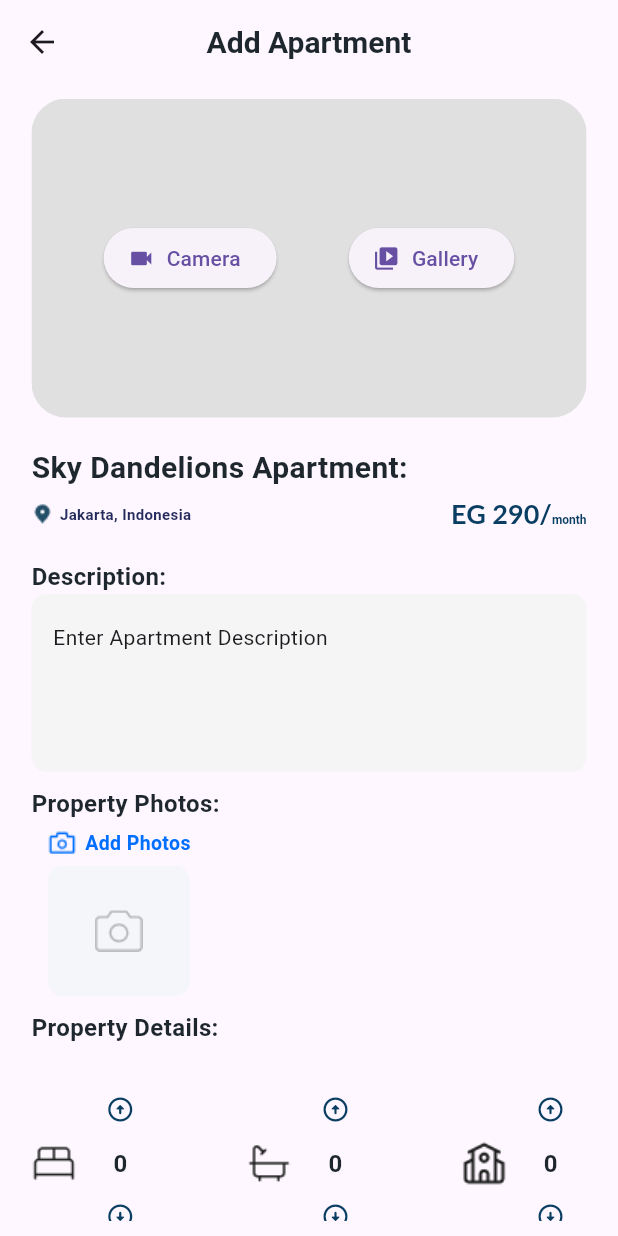
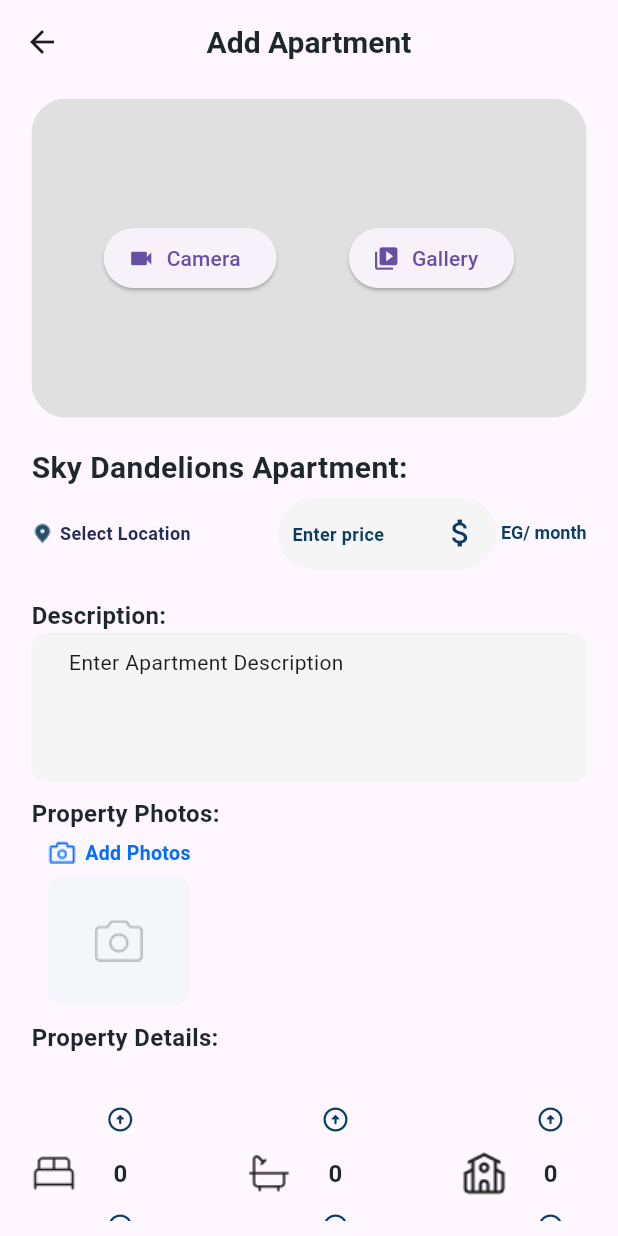
Before and after one commit to samersad/sokon, a Flutter app: the AddApartment screen opened by its route, on a phone screen of 412 x 824 dp. Run offline on Flutter 3.47's test engine with Material 3 defaults, Android fonts, the light colour scheme and no system bars; drawn by our look-alikes of auto_size_text; our stand-ins replace animated_bottom_navigation_bar, flutter_screenutil, fluttertoast, geocoding, geolocator, google_maps_flutter and 6 more; Roboto replaces fonts that are missing (Lato, Montserrat, Poppins).

Commit message:
edit add apartment

```diff
--- a/lib/core/utils/app_assets.dart
+++ b/lib/core/utils/app_assets.dart
@@ -39,6 +39,7 @@ class AppAssets{
   static const String avatar = 'assets/images/avatar.png';
   static const String callIcon = 'assets/images/callIcon.png';
   static const String messageIcon = 'assets/images/messageIcon.png';
+  static const String moneySine = 'assets/images/moneySine.png';
 
 
 
--- a/lib/core/utils/app_routes.dart
+++ b/lib/core/utils/app_routes.dart
@@ -7,6 +7,7 @@ class AppRoutes {
   static String forgetPassword2Route = "forget_Password2";
   static String addApartmentRoute = "add_apartment";
   static String apartmentDetailsRoute = "apartment_details";
+  static String locationPickerRoute = "location_picker";
 
 
 }
--- a/lib/features/ui/pages/add_apartment/add_apartment.dart
+++ b/lib/features/ui/pages/add_apartment/add_apartment.dart
@@ -1,11 +1,13 @@
 import 'dart:io';
 
+import 'package:auto_size_text/auto_size_text.dart';
 import 'package:flutter/material.dart';
 import 'package:flutter_screenutil/flutter_screenutil.dart';
 import 'package:image_picker/image_picker.dart';
 import 'package:permission_handler/permission_handler.dart';
 import 'package:photo_view/photo_view.dart';
 import 'package:photo_view/photo_view_gallery.dart';
+import 'package:provider/provider.dart';
 import 'package:readmore/readmore.dart';
 import 'package:sokon/features/ui/widgets/custom_elevated_buttom.dart';
 import 'package:video_player/video_player.dart';
@@ -13,6 +15,7 @@ import 'package:video_player/video_player.dart';
 import 'package:sokon/core/utils/app_colors.dart';
 import 'package:sokon/core/utils/app_styles.dart';
 
+import '../../../../core/cache/provider/location_provider.dart';
 import '../../../../core/utils/app_assets.dart';
 import '../../../../core/utils/app_routes.dart';
 import '../../widgets/alert_dialog_utils.dart';
@@ -37,11 +40,19 @@ class _AddApartmentState extends State<AddApartment> {
   int bathrooms = 0;
   int livingRooms = 0;
   TextEditingController descriptionCRl=TextEditingController(text: "");
+  TextEditingController priceCRl=TextEditingController(text: "");
+
+  late LocationProvider  locationProvider;
+
 
   @override
   void initState() {
     super.initState();
     apartmentImages = [];
+    WidgetsBinding.instance.addPostFrameCallback((_) {
+      Provider.of<LocationProvider>(context, listen: false)
+          .clearEventLocation();
+    });
   }
 
   Future<void> pickVideo(ImageSource source) async {
@@ -108,6 +119,7 @@ class _AddApartmentState extends State<AddApartment> {
 
   @override
   Widget build(BuildContext context) {
+     locationProvider=Provider.of<LocationProvider>(context);
     return Scaffold(
       appBar: AppBar(
         title: Text("Add Apartment", style: AppStyles.bold20black),
@@ -222,25 +234,51 @@ class _AddApartmentState extends State<AddApartment> {
 
               Row(
                 children: [
-                  Image.asset(AppAssets.locationIcon, width: 14.w),
+                  InkWell(onTap: () => Navigator.pushNamed(context, AppRoutes.locationPickerRoute),
+                      child: Image.asset(AppAssets.locationIcon, width: 14.w)),
                   SizedBox(width: 4.w),
                   Expanded(
-                    child: Text(
-                      "Jakarta, Indonesia",
+                    child:
+                    AutoSizeText(maxLines: 10,
+                      locationProvider.eventAddress==null ?
+                       "Select Location"                          :
+                      "${locationProvider.eventAddress}",
+                      style: AppStyles.medium10blueDarkColor ,
+
+                      ),
+
+                    // Text(
+                    //   locationProvider.eventAddress! ?? "Select Location",
+                    //   maxLines: 1,
+                    //   overflow: TextOverflow.ellipsis,
+                    //   style: AppStyles.medium10blueDarkColor,
+                    // ),
+                  ),
+                  Expanded(
+                    child: CustomTextFormField(controller: priceCRl,
                       maxLines: 1,
-                      overflow: TextOverflow.ellipsis,
-                      style: AppStyles.medium10blueDarkColor,
+                      borderRadius: 50,
+                        suffixIconName: Icon(Icons.attach_money_outlined,color: AppColors.primaryColor,),
+                        paddingHorizontal: 5.w,
+                        paddingVertical: 0.h
+                      ,hintText:"Enter price",
+                      borderSideColor: AppColors.transparentColor,
+                      keyboardType: TextInputType.number,
+                      hintStyle: AppStyles.bold12Primary,
+                      validator: (text) {
+                        if (text==null || text.trim().isEmpty) {
+                          return "Please enter a price";
+                        }
+                        return null;
+                      },
                     ),
                   ),
-                  Spacer(),
+
+
                   RichText(
                     text: TextSpan(
                       children: [
-                        TextSpan(
-                          text: "EG 290/",
-                          style: AppStyles.bold18PrimaryColor,
-                        ),
-                        TextSpan(text: "month", style: AppStyles.bold8Primary),
+                        TextSpan(text: " EG/ month", style: AppStyles.bold12Primary),
                       ],
                     ),
                   ),
--- a/lib/features/ui/widgets/custom_text_form_field.dart
+++ b/lib/features/ui/widgets/custom_text_form_field.dart
@@ -22,7 +22,9 @@ class CustomTextFormField extends StatefulWidget {
     this.suffixIconColor,
     this.maxLines=1,
     this.onChanged, this.fillColor,
-    this.borderRadius=10
+    this.borderRadius=10,
+    this.paddingVertical=10,
+    this.paddingHorizontal=20
   });
 //
   final Color? borderSideColor;
@@ -44,6 +46,10 @@ class CustomTextFormField extends StatefulWidget {
   void Function(String)? onChanged ;
   final double borderRadius ;
 
+  final double paddingVertical ;
+  final double paddingHorizontal ;
+
+
 
   @override
   State<CustomTextFormField> createState() => _CustomTextFormFieldState();
@@ -64,7 +70,7 @@ class _CustomTextFormFieldState extends State<CustomTextFormField> {
       cursorErrorColor: AppColors.redColor,
       style: Theme.of(context).textTheme.bodyMedium,
       decoration: InputDecoration(
-        contentPadding:EdgeInsetsGeometry.symmetric(vertical: 20.h,horizontal: 10.w) ,
+        contentPadding:EdgeInsetsGeometry.symmetric(vertical:  widget.paddingVertical.h,horizontal: widget.paddingHorizontal.w) ,
         fillColor:widget.fillColor??AppColors.offWhiteColor,
         filled: true,
         enabledBorder: bulitOutLineInputBorder(
--- a/lib/main.dart
+++ b/lib/main.dart
@@ -5,6 +5,7 @@ import 'package:sokon/features/ui/auth/forget_password/forget_password_screen.da
 import 'package:sokon/features/ui/auth/forget_password/forget_password_screen2.dart';
 import 'package:sokon/features/ui/auth/register/register_screen.dart';
 import 'package:sokon/features/ui/auth/verification/verification_screen.dart';
+import 'package:sokon/features/ui/location_picker/location_picker.dart';
 import 'package:sokon/features/ui/pages/home_screen/home_screen.dart';
 
 import 'core/cache/provider/location_provider.dart';
@@ -45,6 +46,7 @@ class MyApp extends StatelessWidget {
                 AppRoutes.forgetPassword2Route: (context) => ForgetPasswordScreen2(),
                 AppRoutes.addApartmentRoute: (context) => AddApartment(),
                 AppRoutes.apartmentDetailsRoute: (context) => ApartmentDetails(),
+                AppRoutes.locationPickerRoute: (context) => LocationPicker(),
 
               },
               theme: ThemeData.light()
```
Also changed, not shown: lib/features/ui/location_picker/location_picker.dart (added, +89 -0 lines), assets/images/moneySine.png (added).
